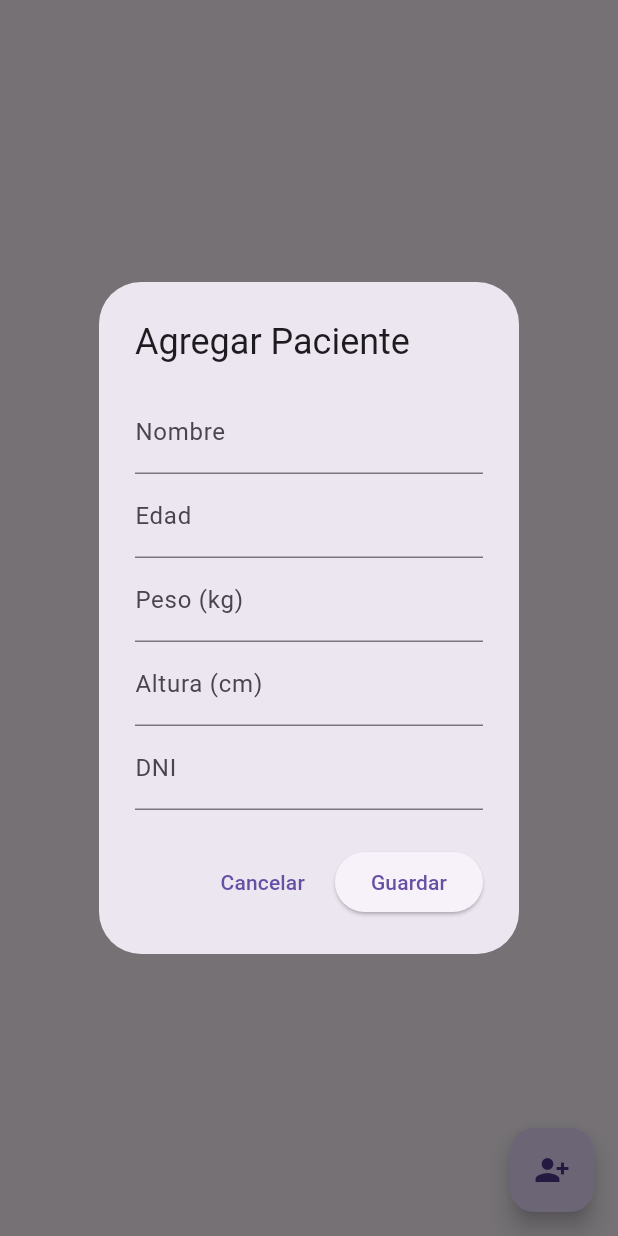
After one commit to BernysCS/cm_dayenu, a Flutter app: the PantallaPacientes screen opened directly, after a tap on the "person add alt 1" icon, on a phone screen of 412 x 824 dp. The commit adds this screen. Run offline on Flutter 3.47's test engine with Material 3 defaults, Android fonts, the phone set to English and light mode, and no system bars; our stand-ins replace cloud_firestore, firebase_core; accounts and stored records are empty.

Commit message:
agregar funcionalidad de pantalla usuarios

```diff
--- /dev/null
+++ b/lib/view/pantallas/usuarios/pantalla_pacientes.dart
@@ -0,0 +1,150 @@
+import 'package:flutter/material.dart';
+import 'package:cloud_firestore/cloud_firestore.dart';
+
+class PantallaPacientes extends StatefulWidget {
+  const PantallaPacientes({super.key});
+
+  @override
+  State<PantallaPacientes> createState() => _PantallaPacientesState();
+}
+
+class _PantallaPacientesState extends State<PantallaPacientes> {
+  void _mostrarFormulario({DocumentSnapshot? pacienteExistente}) {
+    final TextEditingController _nombreController = TextEditingController(
+        text: pacienteExistente != null ? pacienteExistente['nombre'] : '');
+    final TextEditingController _edadController = TextEditingController(
+        text: pacienteExistente != null ? pacienteExistente['edad'].toString() : '');
+    final TextEditingController _pesoController = TextEditingController(
+        text: pacienteExistente != null ? pacienteExistente['peso'].toString() : '');
+    final TextEditingController _alturaController = TextEditingController(
+        text: pacienteExistente != null ? pacienteExistente['altura'].toString() : '');
+    final TextEditingController _dniController = TextEditingController(
+        text: pacienteExistente != null ? pacienteExistente['dni'] : '');
+
+    showDialog(
+      context: context,
+      builder: (_) => AlertDialog(
+        title: Text(pacienteExistente == null ? 'Agregar Paciente' : 'Editar Paciente'),
+        content: SingleChildScrollView(
+          child: Column(
+            children: [
+              TextField(
+                controller: _nombreController,
+                decoration: const InputDecoration(labelText: 'Nombre'),
+              ),
+              TextField(
+                controller: _edadController,
+                keyboardType: TextInputType.number,
+                decoration: const InputDecoration(labelText: 'Edad'),
+              ),
+              TextField(
+                controller: _pesoController,
+                keyboardType: TextInputType.number,
+                decoration: const InputDecoration(labelText: 'Peso (kg)'),
+              ),
+              TextField(
+                controller: _alturaController,
+                keyboardType: TextInputType.number,
+                decoration: const InputDecoration(labelText: 'Altura (cm)'),
+              ),
+              TextField(
+                controller: _dniController,
+                decoration: const InputDecoration(labelText: 'DNI'),
+              ),
+            ],
+          ),
+        ),
+        actions: [
+          TextButton(
+            onPressed: () => Navigator.pop(context),
+            child: const Text('Cancelar'),
+          ),
+          ElevatedButton(
+            onPressed: () async {
+              final nombre = _nombreController.text.trim();
+              final edad = int.tryParse(_edadController.text.trim()) ?? 0;
+              final peso = double.tryParse(_pesoController.text.trim()) ?? 0.0;
+              final altura = double.tryParse(_alturaController.text.trim()) ?? 0.0;
+              final dni = _dniController.text.trim();
+
+              if (nombre.isNotEmpty && dni.isNotEmpty) {
+                if (pacienteExistente == null) {
+                  await FirebaseFirestore.instance.collection('pacientes').add({
+                    'nombre': nombre,
+                    'edad': edad,
+                    'peso': peso,
+                    'altura': altura,
+                    'dni': dni,
+                  });
+                } else {
+                  await FirebaseFirestore.instance
+                      .collection('pacientes')
+                      .doc(pacienteExistente.id)
+                      .update({
+                    'nombre': nombre,
+                    'edad': edad,
+                    'peso': peso,
+                    'altura': altura,
+                    'dni': dni,
+                  });
+                }
+                Navigator.pop(context);
+              }
+            },
+            child: const Text('Guardar'),
+          ),
+        ],
+      ),
+    );
+  }
+
+  Future<void> _eliminarPaciente(String id) async {
+    await FirebaseFirestore.instance.collection('pacientes').doc(id).delete();
+  }
+
+  @override
+  Widget build(BuildContext context) {
+    return Scaffold(
+      body: StreamBuilder<QuerySnapshot>(
+        stream: FirebaseFirestore.instance.collection('pacientes').snapshots(),
+        builder: (context, snapshot) {
+          if (snapshot.hasError) return const Text('Error al cargar pacientes');
+          if (snapshot.connectionState == ConnectionState.waiting) {
+            return const Center(child: CircularProgressIndicator());
+          }
+          final pacientes = snapshot.data!.docs;
+
+          return ListView.builder(
+            itemCount: pacientes.length,
+            itemBuilder: (context, index) {
+              final paciente = pacientes[index];
+              return ListTile(
+                title: Text(paciente['nombre']),
+                subtitle: Text(
+                    'Edad: ${paciente['edad']} - Peso: ${paciente['peso']}kg - Altura: ${paciente['altura']}cm\nDNI: ${paciente['dni']}'),
+                isThreeLine: true,
+                trailing: Row(
+                  mainAxisSize: MainAxisSize.min,
+                  children: [
+                    IconButton(
+                      icon: const Icon(Icons.edit),
+                      onPressed: () => _mostrarFormulario(pacienteExistente: paciente),
+                    ),
+                    IconButton(
+                      icon: const Icon(Icons.delete),
+                      onPressed: () => _eliminarPaciente(paciente.id),
+                    ),
+                  ],
+                ),
+              );
+            },
+          );
+        },
+      ),
+      floatingActionButton: FloatingActionButton(
+        onPressed: () => _mostrarFormulario(),
+        child: const Icon(Icons.person_add_alt_1),
+      ),
+    );
+  }
+}
```
Also changed, not shown: lib/view/pantallas/usuarios/usuarios.dart (+110 -43 lines).
